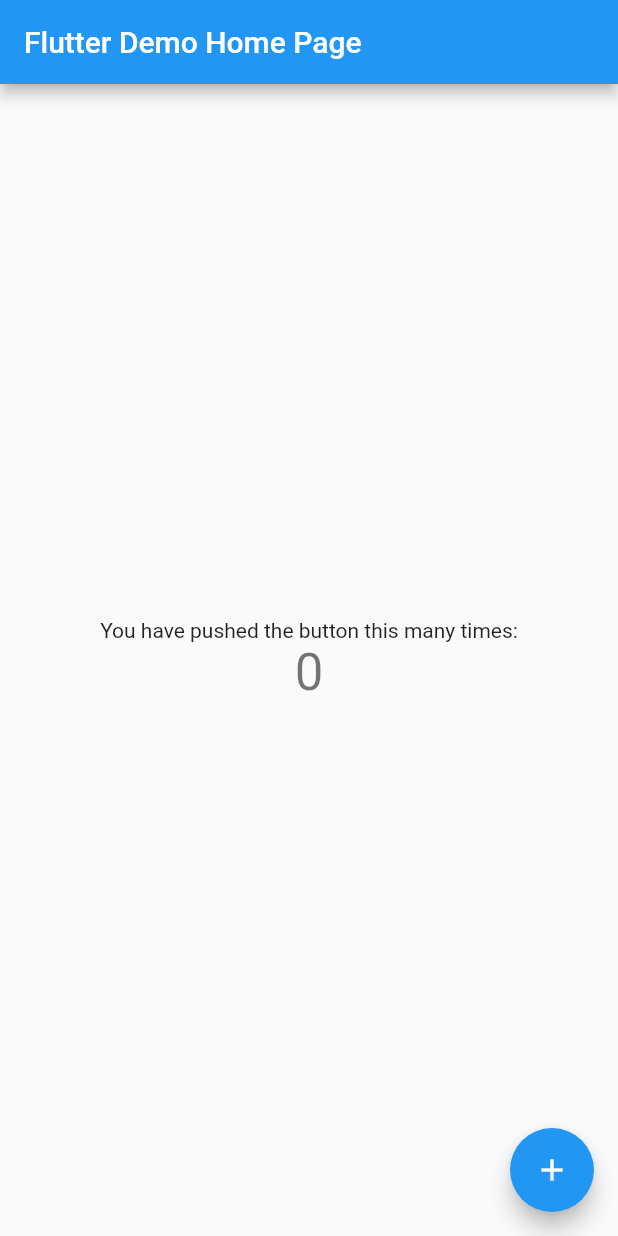
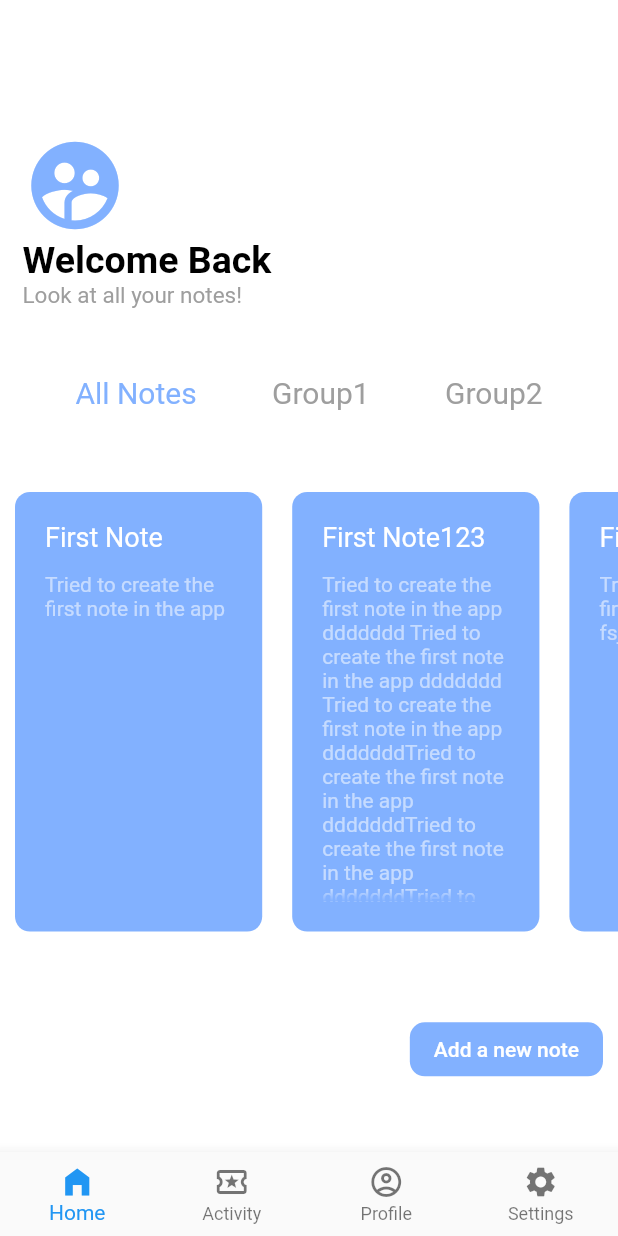
Before and after one commit to amitsindoliya/copyio, a Flutter app: the screen it shows after launch, on a phone screen of 412 x 824 dp. Run offline on Flutter 3.47's test engine with Material 2 defaults, Android fonts, the phone set to English and light mode, and no system bars.

Commit message:
working copyio with homepae and page_details(incomplete)

```diff
--- /dev/null
+++ b/copyio/lib/dummy_data.dart
@@ -0,0 +1,33 @@
+import 'package:flutter/material.dart';
+import './models/notes.dart';
+
+final notes = [
+  Notes(
+      id: '10',
+      title: 'First Note',
+      body: 'Tried to create the first note in the app'),
+  Notes(
+      id: '11',
+      title: 'First Note123',
+      body: 'Tried to create the first note in the app ddddddd Tried to create the first note in the app ddddddd Tried to create the first note in the app dddddddTried to create the first note in the app dddddddTried to create the first note in the app dddddddTried to create the first note in the app dddddddTried to create the first note in the app dddddddTried to create the first note in the app dddddddTried to create the first note in the app dddddddTried to create the first note in the app dddddddTried to create the first note in the app dddddddTried to create the first note in the app dddddddTried to create the first note in the app dddddddTried to create the first note in the app dddddddTried to create the first note in the app dddddddTried to create the first note in the app dddddddTried to create the first note in the app ddddddd'),
+  Notes(
+      id: '12',
+      title: 'First Note789',
+      body: 'Tried to create the first note in the app fsjdsd'),
+  Notes(
+      id: '13',
+      title: 'First Note8',
+      body: 'Tried to create the first note in the app sfdnfds'),
+  Notes(
+      id: '14',
+      title: 'First Note4',
+      body: 'Tried to create the first note in the app jbdjxb'),
+  Notes(
+      id: '15',
+      title: 'First Note4',
+      body: 'Tried to create the first note in the app dfsbfbs'),
+  Notes(
+      id: '16',
+      title: 'First Note55',
+      body: 'Tried to create the first note in the appefrf')
+];
--- a/copyio/lib/main.dart
+++ b/copyio/lib/main.dart
@@ -1,111 +1,166 @@
+import 'package:copyio/notes_detail.dart';
 import 'package:flutter/material.dart';
+import 'dummy_data.dart';
+import 'notes_card.dart';
 
 void main() => runApp(MyApp());
 
 class MyApp extends StatelessWidget {
-  // This widget is the root of your application.
   @override
   Widget build(BuildContext context) {
     return MaterialApp(
-      title: 'Flutter Demo',
-      theme: ThemeData(
-        // This is the theme of your application.
-        //
-        // Try running your application with "flutter run". You'll see the
-        // application has a blue toolbar. Then, without quitting the app, try
-        // changing the primarySwatch below to Colors.green and then invoke
-        // "hot reload" (press "r" in the console where you ran "flutter run",
-        // or simply save your changes to "hot reload" in a Flutter IDE).
-        // Notice that the counter didn't reset back to zero; the application
-        // is not restarted.
-        primarySwatch: Colors.blue,
-      ),
-      home: MyHomePage(title: 'Flutter Demo Home Page'),
+      title: 'CopyIO',
+      theme: ThemeData(primaryColor: Colors.blueAccent[100]),
+      home: HomePage(),
     );
   }
 }
 
-class MyHomePage extends StatefulWidget {
-  MyHomePage({Key key, this.title}) : super(key: key);
-
-  // This widget is the home page of your application. It is stateful, meaning
-  // that it has a State object (defined below) that contains fields that affect
-  // how it looks.
-
-  // This class is the configuration for the state. It holds the values (in this
-  // case the title) provided by the parent (in this case the App widget) and
-  // used by the build method of the State. Fields in a Widget subclass are
-  // always marked "final".
-
-  final String title;
-
-  @override
-  _MyHomePageState createState() => _MyHomePageState();
-}
-
-class _MyHomePageState extends State<MyHomePage> {
-  int _counter = 0;
-
-  void _incrementCounter() {
-    setState(() {
-      // This call to setState tells the Flutter framework that something has
-      // changed in this State, which causes it to rerun the build method below
-      // so that the display can reflect the updated values. If we changed
-      // _counter without calling setState(), then the build method would not be
-      // called again, and so nothing would appear to happen.
-      _counter++;
-    });
-  }
-
+class HomePage extends StatelessWidget {
   @override
   Widget build(BuildContext context) {
-    // This method is rerun every time setState is called, for instance as done
-    // by the _incrementCounter method above.
-    //
-    // The Flutter framework has been optimized to make rerunning build methods
-    // fast, so that you can just rebuild anything that needs updating rather
-    // than having to individually change instances of widgets.
     return Scaffold(
-      appBar: AppBar(
-        // Here we take the value from the MyHomePage object that was created by
-        // the App.build method, and use it to set our appbar title.
-        title: Text(widget.title),
+      // appBar: AppBar(
+      //   backgroundColor: Colors.white,
+      //   elevation: 0.0,
+      // ),
+      backgroundColor: Colors.white,
+      body: Column(
+        // crossAxisAlignment: CrossAxisAlignment.end,
+        crossAxisAlignment: CrossAxisAlignment.start,
+        mainAxisAlignment: MainAxisAlignment.spaceEvenly,
+        children: [
+          Container(
+            height: MediaQuery.of(context).padding.top * 2.2,
           ),
-      body: Center(
-        // Center is a layout widget. It takes a single child and positions it
-        // in the middle of the parent.
+          Padding(
+            padding: const EdgeInsets.fromLTRB(15.0, 0, 0, 0),
             child: Column(
-          // Column is also a layout widget. It takes a list of children and
-          // arranges them vertically. By default, it sizes itself to fit its
-          // children horizontally, and tries to be as tall as its parent.
-          //
-          // Invoke "debug painting" (press "p" in the console, choose the
-          // "Toggle Debug Paint" action from the Flutter Inspector in Android
-          // Studio, or the "Toggle Debug Paint" command in Visual Studio Code)
-          // to see the wireframe for each widget.
-          //
-          // Column has various properties to control how it sizes itself and
-          // how it positions its children. Here we use mainAxisAlignment to
-          // center the children vertically; the main axis here is the vertical
-          // axis because Columns are vertical (the cross axis would be
-          // horizontal).
-          mainAxisAlignment: MainAxisAlignment.center,
-          children: <Widget>[
-            Text(
-              'You have pushed the button this many times:',
+              mainAxisAlignment: MainAxisAlignment.start,
+              crossAxisAlignment: CrossAxisAlignment.start,
+              children: [
+                Icon(
+                  Icons.supervised_user_circle_sharp,
+                  size: 70,
+                  color: Colors.blueAccent[100],
                 ),
                 Text(
-              '$_counter',
-              style: Theme.of(context).textTheme.display1,
+                  'Welcome Back',
+                  style: TextStyle(
+                    color: Colors.black,
+                    fontSize: 25.0,
+                    fontWeight: FontWeight.w700,
+                  ),
+                ),
+                Text(
+                  'Look at all your notes!',
+                  style: TextStyle(
+                    color: Colors.grey,
+                    fontSize: 15.0,
+                  ),
+                )
+              ],
+            ),
+          ),
+          Row(
+            mainAxisAlignment: MainAxisAlignment.spaceEvenly,
+            children: [
+              Text(
+                'All Notes',
+                style: TextStyle(
+                  color: Colors.blueAccent[100],
+                  fontSize: 20.0,
+                  // decoration: TextDecoration.underline,
+                  // decorationThickness: 4,
+                ),
+              ),
+              Text(
+                'Group1',
+                style: TextStyle(
+                  color: Colors.grey,
+                  fontSize: 20.0,
+                ),
+              ),
+              Text(
+                'Group2',
+                style: TextStyle(
+                  color: Colors.grey,
+                  fontSize: 20.0,
+                ),
               ),
             ],
           ),
+          Container(
+            height: MediaQuery.of(context).size.height * 0.38,
+            child: ListView.builder(
+              scrollDirection: Axis.horizontal,
+              itemCount: notes.length,
+              itemBuilder: (context, index) {
+                return NotesCard(
+                  notes[index].title,
+                  notes[index].body,
+                  MediaQuery.of(context).size.height * 0.38,
+                );
+              },
             ),
-      floatingActionButton: FloatingActionButton(
-        onPressed: _incrementCounter,
-        tooltip: 'Increment',
-        child: Icon(Icons.add),
-      ), // This trailing comma makes auto-formatting nicer for build methods.
+          ),
+          Row(
+            mainAxisAlignment: MainAxisAlignment.end,
+            children: [
+              Padding(
+                padding: EdgeInsets.fromLTRB(0, 0, 10.0, 0),
+                child: ElevatedButton(
+                  style: ButtonStyle(
+                    backgroundColor: MaterialStateProperty.all<Color>(
+                      Colors.blueAccent[100],
+                    ),
+                    elevation: MaterialStateProperty.all<double>(0.0),
+                    shape: MaterialStateProperty.all<OutlinedBorder>(
+                      RoundedRectangleBorder(
+                        borderRadius: BorderRadius.circular(10.0),
+                      ),
+                    ),
+                    // RoundedRectangleBorder(borderRasdius: BorderRadius.circular(30)),
+                  ),
+                  onPressed: () {
+                    return Navigator.of(context).push(MaterialPageRoute(
+                        builder: (context) => NotesDetail(null, null)));
+                  },
+                  child: Text(
+                    'Add a new note',
+                    style: TextStyle(
+                      color: Colors.white,
+                    ),
+                  ),
+                ),
+              ),
+            ],
+          )
+        ],
+      ),
+      bottomNavigationBar: BottomNavigationBar(
+        currentIndex: 0,
+        onTap: (int index) {},
+        type: BottomNavigationBarType.fixed,
+        items: [
+          BottomNavigationBarItem(
+            icon: Icon(Icons.home_filled),
+            label: 'Home',
+          ),
+          BottomNavigationBarItem(
+            icon: Icon(Icons.local_activity_outlined),
+            label: 'Activity',
+          ),
+          BottomNavigationBarItem(
+            icon: Icon(Icons.account_circle_outlined),
+            label: 'Profile',
+          ),
+          BottomNavigationBarItem(
+            icon: Icon(Icons.settings),
+            label: 'Settings',
+          ),
+        ],
+      ),
     );
   }
 }
--- /dev/null
+++ b/copyio/lib/models/notes.dart
@@ -0,0 +1,13 @@
+import 'package:flutter/material.dart';
+
+class Notes {
+  final String id;
+  final String title;
+  final String body;
+
+  Notes({
+    @required this.id,
+    this.title,
+    this.body,
+  });
+}
--- /dev/null
+++ b/copyio/lib/notes_card.dart
@@ -0,0 +1,59 @@
+import 'package:flutter/material.dart';
+import 'notes_detail.dart';
+
+class NotesCard extends StatelessWidget {
+  final String title;
+  final String body;
+  final double height;
+
+  NotesCard(this.title, this.body, this.height);
+
+  notesPageNavigator(BuildContext context, title, body) {
+    return Navigator.of(context).push(
+        MaterialPageRoute(builder: (context) => NotesDetail(title, body)));
+  }
+
+  @override
+  Widget build(BuildContext context) {
+    return InkWell(
+      child: Container(
+        // color: Colors.teal[200],
+        width: MediaQuery.of(context).size.width * 0.4,
+        margin: EdgeInsets.all(10.0),
+        padding: EdgeInsets.all(20),
+        child: Column(
+          mainAxisAlignment: MainAxisAlignment.spaceBetween,
+          crossAxisAlignment: CrossAxisAlignment.start,
+          children: [
+            Text(
+              title,
+              style: TextStyle(
+                color: Colors.white,
+                fontSize: 18.0,
+              ),
+            ),
+            Container(
+              height: height * 0.7,
+              child: Text(
+                body,
+                overflow: TextOverflow.fade,
+                style: TextStyle(
+                  color: Colors.white54,
+                ),
+              ),
+            )
+          ],
+        ),
+        decoration: BoxDecoration(
+          color: Colors.blueAccent[100],
+          borderRadius: BorderRadius.all(
+            Radius.circular(10),
+          ),
+        ),
+      ),
+      onTap: () {
+        notesPageNavigator(context, title, body);
+      },
+    );
+  }
+}
--- /dev/null
+++ b/copyio/lib/providers/notes_provider.dart
@@ -0,0 +1,46 @@
+import 'package:copyio/models/notes.dart';
+import 'package:flutter/material.dart';
+// import 'package:provider/provider.dart';
+
+class NotesProvider with ChangeNotifier {
+  List<Notes> _notesList = [
+    Notes(
+        id: '10',
+        title: 'First Note',
+        body: 'Tried to create the first note in the app'),
+    Notes(
+        id: '11',
+        title: 'First Note123',
+        body:
+            'Tried to create the first note in the app ddddddd Tried to create the first note in the app ddddddd Tried to create the first note in the app dddddddTried to create the first note in the app dddddddTried to create the first note in the app dddddddTried to create the first note in the app dddddddTried to create the first note in the app dddddddTried to create the first note in the app dddddddTried to create the first note in the app dddddddTried to create the first note in the app dddddddTried to create the first note in the app dddddddTried to create the first note in the app dddddddTried to create the first note in the app dddddddTried to create the first note in the app dddddddTried to create the first note in the app dddddddTried to create the first note in the app dddddddTried to create the first note in the app ddddddd'),
+    Notes(
+        id: '12',
+        title: 'First Note789',
+        body: 'Tried to create the first note in the app fsjdsd'),
+    Notes(
+        id: '13',
+        title: 'First Note8',
+        body: 'Tried to create the first note in the app sfdnfds'),
+    Notes(
+        id: '14',
+        title: 'First Note4',
+        body: 'Tried to create the first note in the app jbdjxb'),
+    Notes(
+        id: '15',
+        title: 'First Note4',
+        body: 'Tried to create the first note in the app dfsbfbs'),
+    Notes(
+        id: '16',
+        title: 'First Note55',
+        body: 'Tried to create the first note in the appefrf')
+  ];
+
+  List<Notes> get getNotes {
+    return [..._notesList];
+  }
+
+  void setNotes(Notes note) {
+    _notesList.add(note);
+    notifyListeners();
+  }
+}
--- a/copyio/pubspec.yaml
+++ b/copyio/pubspec.yaml
@@ -19,7 +19,7 @@ environment:
 dependencies:
   flutter:
     sdk: flutter
-
+    # provider: ^5.0.0
   # The following adds the Cupertino Icons font to your application.
   # Use with the CupertinoIcons class for iOS style icons.
   cupertino_icons: ^0.1.2
```
Also changed, not shown: copyio/lib/notes_detail.dart (added, +106 -0 lines), copyio/pubspec.lock, 1 other file. Lines whose indentation alone changed are shown as unchanged.
